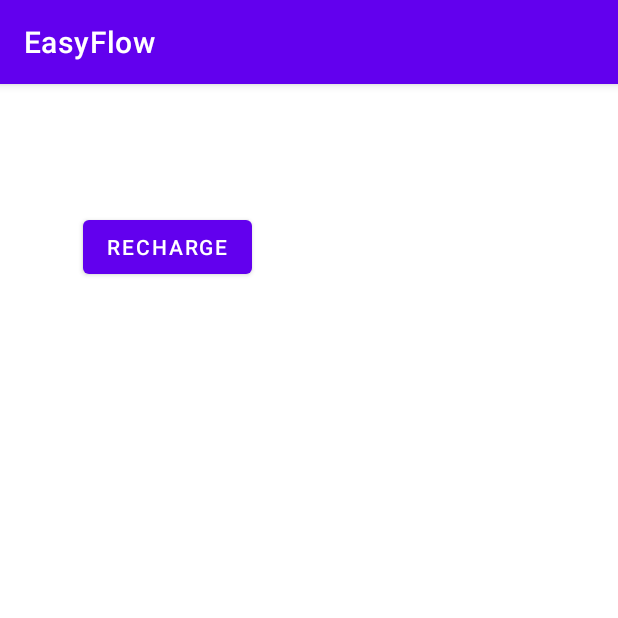
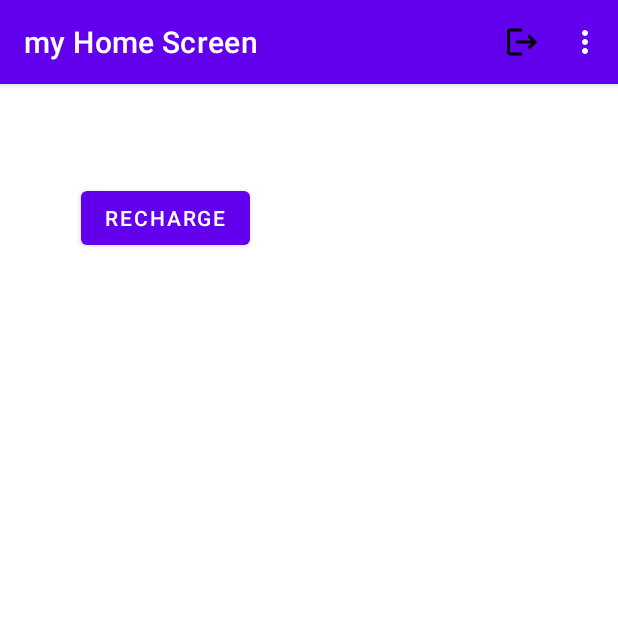
Before and after one commit to Abdelaziz-Gbr/EasyFlow, an Android app: the HomeFragment screen opened directly, with no data from a screen before it, on a phone screen of 412 x 824 dp, the top half of it. Run offline under Robolectric (Android 15) with nearby library versions, the phone set to English and light mode, and no system bars; our stand-ins replace Room's generated code, data binding, navigation-ui.

Commit message:
"added main menu and log out functionality"

```diff
--- a/app/build.gradle
+++ b/app/build.gradle
@@ -91,4 +91,7 @@ dependencies {
     implementation "org.jetbrains.kotlin:kotlin-stdlib-jdk7:1.8.10"
     api "org.jetbrains.kotlinx:kotlinx-coroutines-core:1.6.4"
     api "org.jetbrains.kotlinx:kotlinx-coroutines-android:1.6.4"
+
+    //material design for navigation drawer
+    implementation 'com.google.android.material:material:1.3.0-alpha03'
 }
--- a/app/src/main/java/com/easyflow/activities/HomeScreen.kt
+++ b/app/src/main/java/com/easyflow/activities/HomeScreen.kt
@@ -1,12 +1,35 @@
 package com.easyflow.activities
 
+import android.content.Intent
 import androidx.appcompat.app.AppCompatActivity
 import android.os.Bundle
+import android.view.Menu
+import android.view.MenuItem
+import android.widget.Toast
+import androidx.databinding.DataBindingUtil
+import androidx.drawerlayout.widget.DrawerLayout
+import androidx.lifecycle.ViewModelProvider
+import androidx.navigation.NavController
+import androidx.navigation.NavDestination
+import androidx.navigation.findNavController
+import androidx.navigation.ui.AppBarConfiguration
+import androidx.navigation.ui.NavigationUI
 import com.easyflow.R
+import com.easyflow.databinding.ActivityHomeScreenBinding
+import com.easyflow.viewModel.UserViewModel
 
 class HomeScreen : AppCompatActivity() {
     override fun onCreate(savedInstanceState: Bundle?) {
         super.onCreate(savedInstanceState)
-        setContentView(R.layout.activity_home_screen)
+        @Suppress("UNUSED_VARIABLE")
+        val binding = DataBindingUtil.setContentView<ActivityHomeScreenBinding>(this, R.layout.activity_home_screen)
+        val navController = this.findNavController(R.id.myNavHostFragment)
+
+        NavigationUI.setupActionBarWithNavController(this, navController)
+    }
+
+    override fun onSupportNavigateUp(): Boolean {
+        val navController = this.findNavController(R.id.myNavHostFragment)
+        return navController.navigateUp()
     }
 }
--- a/app/src/main/java/com/easyflow/database/UserDao.kt
+++ b/app/src/main/java/com/easyflow/database/UserDao.kt
@@ -13,4 +13,7 @@ interface UserDao {
 
     @Query("SELECT userKey FROM user_table WHERE id = 0")
     fun getUserKey(): String?
+
+    @Query("DELETE FROM user_table WHERE id = 0")
+    fun removeUser()
 }
--- a/app/src/main/java/com/easyflow/fragments/HomeFragment.kt
+++ b/app/src/main/java/com/easyflow/fragments/HomeFragment.kt
@@ -1,19 +1,55 @@
 package com.easyflow.fragments
 
+import android.content.Intent
 import android.os.Bundle
+import android.view.*
 import androidx.fragment.app.Fragment
-import android.view.LayoutInflater
-import android.view.View
-import android.view.ViewGroup
+import android.widget.Toast
+import androidx.databinding.DataBindingUtil
+import androidx.lifecycle.ViewModelProvider
 import com.easyflow.R
+import com.easyflow.activities.SignInActivity
+import com.easyflow.cache.UserKey
+import com.easyflow.databinding.FragmentHomeBinding
+import com.easyflow.viewModel.UserViewModel
+import kotlin.math.log
 
 class HomeFragment : Fragment() {
-
+    private lateinit var userViewModel: UserViewModel
     override fun onCreateView(
         inflater: LayoutInflater, container: ViewGroup?,
-        savedInstanceState: Bundle?
-    ): View? {
+        savedInstanceState: Bundle?): View? {
+        userViewModel = ViewModelProvider(this)[UserViewModel::class.java]
         // Inflate the layout for this fragment
-        return inflater.inflate(R.layout.fragment_home, container, false)
+        val binding : FragmentHomeBinding = DataBindingUtil.inflate(
+            inflater, R.layout.fragment_home, container, false)
+        binding.rechargeButton.setOnClickListener {
+            //navigate from home fragment to recharge fragment
+        }
+        setHasOptionsMenu(true)
+
+        return binding.root
+    }
+
+    override fun onCreateOptionsMenu(menu: Menu, inflater: MenuInflater) {
+        super.onCreateOptionsMenu(menu, inflater)
+        inflater.inflate(R.menu.main_menu, menu)
+    }
+
+    private fun logOut(){
+        //remove user info from db
+        userViewModel.removeUser()
+        //clear the cached key
+        UserKey.key = null
+        //go back to sign in screen
+        startActivity(Intent(activity, SignInActivity::class.java))
+        activity?.finish()
+    }
+    override fun onOptionsItemSelected(item: MenuItem): Boolean {
+        when(item.itemId){
+            R.id.nav_logout -> logOut()
+            else -> Toast.makeText(requireContext(), "in progress", Toast.LENGTH_LONG).show()
+        }
+        return super.onOptionsItemSelected(item)
     }
 }
--- a/app/src/main/java/com/easyflow/network/rest/ServiceBuilder.kt
+++ b/app/src/main/java/com/easyflow/network/rest/ServiceBuilder.kt
@@ -5,13 +5,13 @@ import okhttp3.logging.HttpLoggingInterceptor
 import retrofit2.Retrofit
 import retrofit2.converter.gson.GsonConverterFactory
 
-object ServiceBuilder {
+object ServiceBuilder{
     private val logging = HttpLoggingInterceptor().setLevel(HttpLoggingInterceptor.Level.BODY)
     private val okHttpBuilder = OkHttpClient.Builder().addInterceptor(logging)
     private val client = okHttpBuilder.build()
 
     private val retrofit = Retrofit.Builder()
-        .baseUrl("http://192.168.1.110:8080/")
+        .baseUrl("http://192.168.1.102:8080/")
         .addConverterFactory(GsonConverterFactory.create())
         .client(client)
         .build()
--- a/app/src/main/java/com/easyflow/repository/UserRepository.kt
+++ b/app/src/main/java/com/easyflow/repository/UserRepository.kt
@@ -11,4 +11,8 @@ class UserRepository(private val userDao: UserDao) {
     suspend fun getUserKey(): String?{
         return userDao.getUserKey()
     }
+
+    suspend fun removeUser(){
+        return userDao.removeUser()
+    }
 }
--- a/app/src/main/java/com/easyflow/viewModel/UserViewModel.kt
+++ b/app/src/main/java/com/easyflow/viewModel/UserViewModel.kt
@@ -26,4 +26,10 @@ class UserViewModel(application: Application): AndroidViewModel(application) {
             UserKey.key = repository.getUserKey()
         }
     }
+
+    fun removeUser(){
+        viewModelScope.launch(Dispatchers.IO) {
+            repository.removeUser()
+        }
+    }
 }
--- /dev/null
+++ b/app/src/main/res/drawable/ic_about.xml
@@ -0,0 +1,5 @@
+<vector android:height="24dp" android:tint="#000000"
+    android:viewportHeight="24" android:viewportWidth="24"
+    android:width="24dp" xmlns:android="http://schemas.android.com/apk/res/android">
+    <path android:fillColor="@android:color/white" android:pathData="M12,2C6.48,2 2,6.48 2,12s4.48,10 10,10 10,-4.48 10,-10S17.52,2 12,2zM13,17h-2v-6h2v6zM13,9h-2L11,7h2v2z"/>
+</vector>
--- /dev/null
+++ b/app/src/main/res/drawable/ic_account.xml
@@ -0,0 +1,5 @@
+<vector android:height="24dp" android:tint="#000000"
+    android:viewportHeight="24" android:viewportWidth="24"
+    android:width="24dp" xmlns:android="http://schemas.android.com/apk/res/android">
+    <path android:fillColor="@android:color/white" android:pathData="M12,2C6.48,2 2,6.48 2,12s4.48,10 10,10s10,-4.48 10,-10S17.52,2 12,2zM12,6c1.93,0 3.5,1.57 3.5,3.5S13.93,13 12,13s-3.5,-1.57 -3.5,-3.5S10.07,6 12,6zM12,20c-2.03,0 -4.43,-0.82 -6.14,-2.88C7.55,15.8 9.68,15 12,15s4.45,0.8 6.14,2.12C16.43,19.18 14.03,20 12,20z"/>
+</vector>
--- /dev/null
+++ b/app/src/main/res/drawable/ic_logout.xml
@@ -0,0 +1,5 @@
+<vector android:autoMirrored="true" android:height="24dp"
+    android:tint="#000000" android:viewportHeight="24"
+    android:viewportWidth="24" android:width="24dp" xmlns:android="http://schemas.android.com/apk/res/android">
+    <path android:fillColor="@android:color/white" android:pathData="M17,7l-1.41,1.41L18.17,11H8v2h10.17l-2.58,2.58L17,17l5,-5zM4,5h8V3H4c-1.1,0 -2,0.9 -2,2v14c0,1.1 0.9,2 2,2h8v-2H4V5z"/>
+</vector>
--- /dev/null
+++ b/app/src/main/res/drawable/ic_menu.xml
@@ -0,0 +1,5 @@
+<vector android:height="24dp" android:tint="#000000"
+    android:viewportHeight="24" android:viewportWidth="24"
+    android:width="24dp" xmlns:android="http://schemas.android.com/apk/res/android">
+    <path android:fillColor="@android:color/white" android:pathData="M3,18h18v-2L3,16v2zM3,13h18v-2L3,11v2zM3,6v2h18L21,6L3,6z"/>
+</vector>
--- a/app/src/main/res/layout/activity_home_screen.xml
+++ b/app/src/main/res/layout/activity_home_screen.xml
@@ -1,22 +1,26 @@
 <?xml version="1.0" encoding="utf-8"?>
-<androidx.constraintlayout.widget.ConstraintLayout xmlns:android="http://schemas.android.com/apk/res/android"
+<layout
+    xmlns:android="http://schemas.android.com/apk/res/android"
     xmlns:app="http://schemas.android.com/apk/res-auto"
     xmlns:tools="http://schemas.android.com/tools"
+    tools:context=".activities.HomeScreen">
+        <androidx.constraintlayout.widget.ConstraintLayout
             android:layout_width="match_parent"
             android:layout_height="match_parent"
-    tools:context=".activities.HomeScreen">
-
-    <androidx.fragment.app.FragmentContainerView
-        android:id="@+id/nav_host_fragment"
+            >
+            <fragment
+                android:id="@+id/myNavHostFragment"
                 android:name="androidx.navigation.fragment.NavHostFragment"
-        android:layout_width="409dp"
-        android:layout_height="729dp"
+                android:layout_width="match_parent"
+                android:layout_height="match_parent"
                 app:defaultNavHost="true"
+                app:navGraph="@navigation/navigation"
                 app:layout_constraintBottom_toBottomOf="parent"
                 app:layout_constraintEnd_toEndOf="parent"
                 app:layout_constraintHorizontal_bias="0.5"
                 app:layout_constraintStart_toStartOf="parent"
                 app:layout_constraintTop_toTopOf="parent"
                 app:layout_constraintVertical_bias="0.5"
-        app:navGraph="@navigation/navigation" />
+                />
         </androidx.constraintlayout.widget.ConstraintLayout>
+</layout>
--- a/app/src/main/res/layout/fragment_home.xml
+++ b/app/src/main/res/layout/fragment_home.xml
@@ -1,10 +1,13 @@
 <?xml version="1.0" encoding="utf-8"?>
-<androidx.constraintlayout.widget.ConstraintLayout xmlns:android="http://schemas.android.com/apk/res/android"
+<layout
+    xmlns:android="http://schemas.android.com/apk/res/android"
     xmlns:app="http://schemas.android.com/apk/res-auto"
     xmlns:tools="http://schemas.android.com/tools"
+    tools:context=".fragments.HomeFragment">
+    <androidx.constraintlayout.widget.ConstraintLayout
+        android:id="@+id/homeFragmentLayout"
         android:layout_width="match_parent"
-    android:layout_height="match_parent"
-    tools:context=".fragments.HomeFragment">
+        android:layout_height="match_parent">
 
         <Button
             android:id="@+id/recharge_button"
@@ -16,3 +19,4 @@
             app:layout_constraintStart_toStartOf="parent"
             app:layout_constraintTop_toTopOf="parent" />
     </androidx.constraintlayout.widget.ConstraintLayout>
+</layout>
--- /dev/null
+++ b/app/src/main/res/menu/main_menu.xml
@@ -0,0 +1,24 @@
+<?xml version="1.0" encoding="utf-8"?>
+<menu xmlns:android="http://schemas.android.com/apk/res/android"
+    xmlns:tools="http://schemas.android.com/tools"
+    xmlns:app="http://schemas.android.com/apk/res-auto"
+    tools:ignore="HardcodedText">
+
+    <item
+        android:id="@+id/nav_account"
+        android:title="My Account"
+        android:icon="@drawable/ic_account"
+        />
+
+    <item
+        android:id="@+id/nav_settings"
+        android:title="Settings"
+        android:icon="@drawable/ic_menu"/>
+
+    <item
+        android:id="@+id/nav_logout"
+        android:title="Logout"
+        android:icon="@drawable/ic_logout"
+        app:showAsAction="always"/>
+
+</menu>
--- a/app/src/main/res/navigation/navigation.xml
+++ b/app/src/main/res/navigation/navigation.xml
@@ -8,6 +8,6 @@
     <fragment
         android:id="@+id/homeFragment"
         android:name="com.easyflow.fragments.HomeFragment"
-        android:label="fragment_home"
+        android:label="my Home Screen"
         tools:layout="@layout/fragment_home" />
 </navigation>
```
Lines whose indentation alone changed are shown as unchanged.
